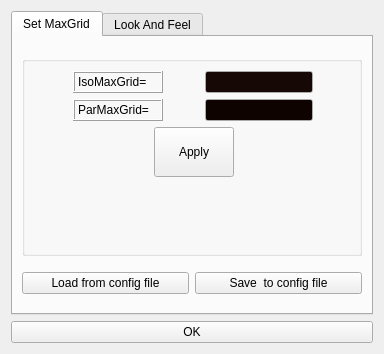
The window that ui_forms/parametersoptions.ui (parisolab/mathmod) describes before a commit, drawn with Qt 5.
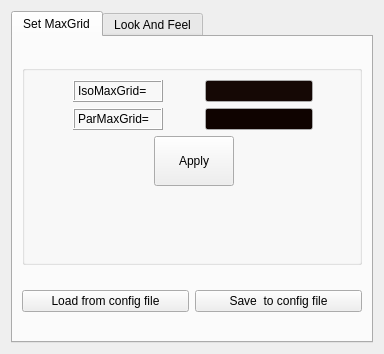
The same window after the commit.

Commit message: #210 GUI enhancement for Ios and Android

Patch:
```diff
--- a/ui_forms/parametersoptions.ui
+++ b/ui_forms/parametersoptions.ui
@@ -813,13 +813,6 @@
      </widget>
     </widget>
    </item>
-   <item row="1" column="0">
-    <widget class="QPushButton" name="pushButton">
-     <property name="text">
-      <string>OK</string>
-     </property>
-    </widget>
-   </item>
   </layout>
  </widget>
  <resources/>
```
The commit also changes 2 other files.
